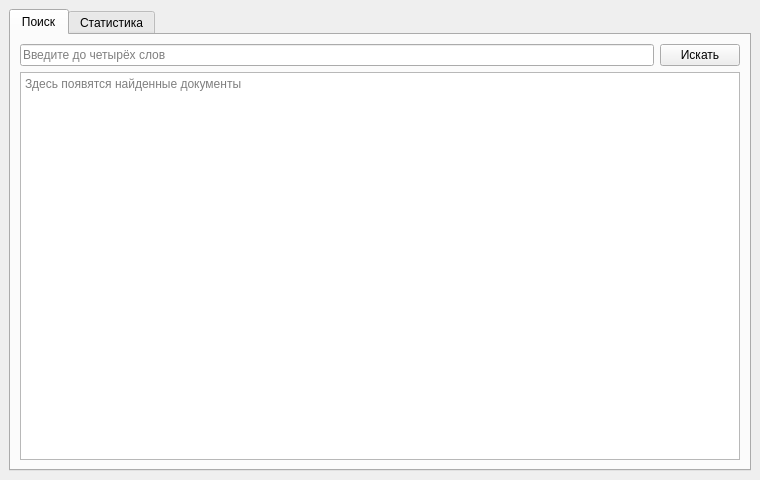
First picture: the form in src/searcher/mainwindow.ui, repository nanezzio/Document-Search-Engine, before the edit.
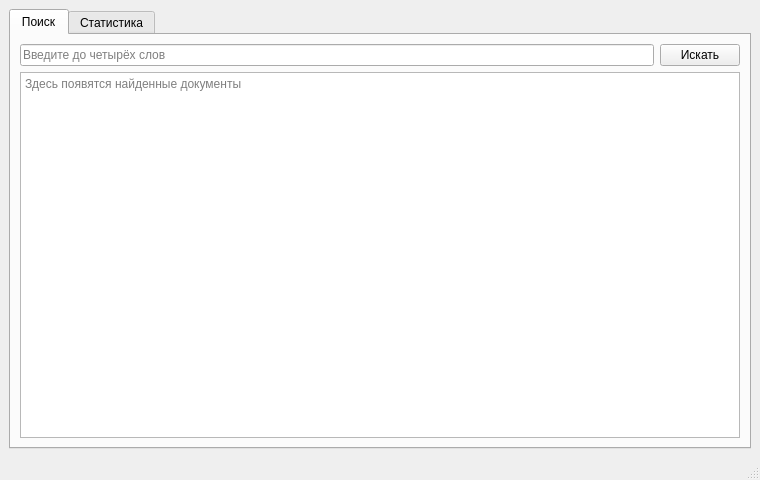
Second picture: the form after the edit.

```diff
--- a/src/searcher/mainwindow.ui
+++ b/src/searcher/mainwindow.ui
@@ -65,6 +65,7 @@
     </item>
    </layout>
   </widget>
+  <widget class="QStatusBar" name="statusbar"/>
  </widget>
  <tabstops><tabstop>queryEdit</tabstop><tabstop>searchButton</tabstop><tabstop>resultsEdit</tabstop></tabstops>
  <resources/>
```
